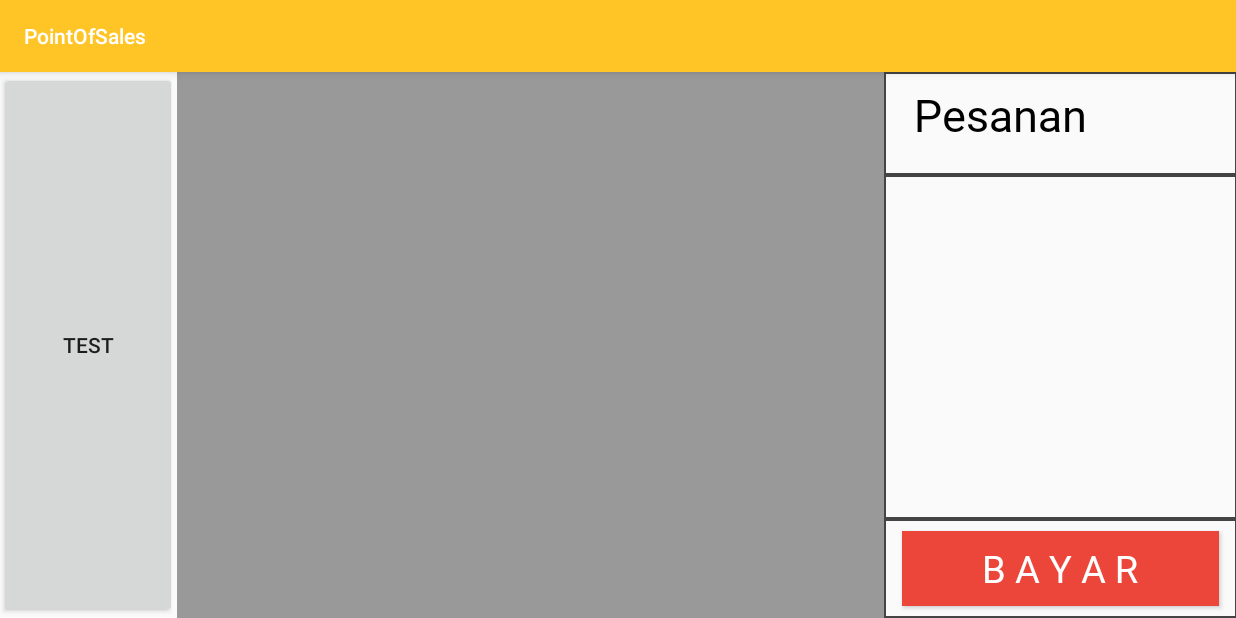
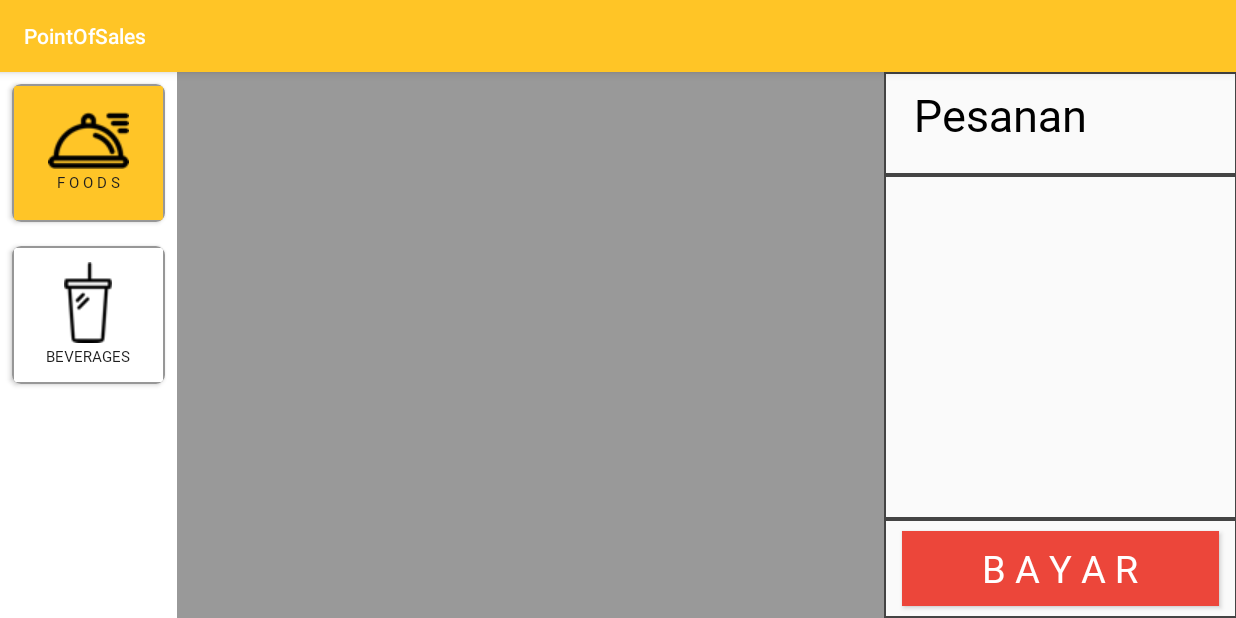
Before and after one commit to cindmichelle/PointOfSales, an Android app: the screen it shows after launch (MainActivity), on a phone screen of 824 x 412 dp (held sideways). Run offline under Robolectric (Android 15) with nearby library versions, the phone set to English and light mode, and no system bars; our stand-ins replace Firebase (no records; nobody signed in at launch, a user with empty details on screens opened directly).

Commit message:
Connect firebase Main Activity (#7)
* rebase

* adding picture from database

* connect firebase4 with main Activity

```diff
--- /dev/null
+++ b/app/src/main/java/id/ac/umn/pointofsales/FragmentMenu.java
@@ -0,0 +1,78 @@
+package id.ac.umn.pointofsales;
+
+import android.content.Context;
+import android.os.Bundle;
+import android.support.annotation.NonNull;
+import android.support.annotation.Nullable;
+import android.support.v4.app.Fragment;
+import android.support.v7.widget.CardView;
+import android.util.Log;
+import android.view.LayoutInflater;
+import android.view.View;
+import android.view.ViewGroup;
+import android.widget.LinearLayout;
+
+import static android.content.ContentValues.TAG;
+
+
+public class FragmentMenu extends Fragment{
+
+    private CardView foodMenu;
+    private CardView beverageMenu;
+    private LinearLayout foodMenuBorder;
+    private LinearLayout beverageMenuBorder;
+
+    private FragmentListener listener;
+
+    interface FragmentListener {
+        void onButtonClicked(String text);
+    }
+    @Nullable
+    @Override
+    public View onCreateView(@NonNull LayoutInflater inflater, @Nullable ViewGroup container, @Nullable Bundle savedInstanceState) {
+        View view = inflater.inflate(R.layout.fragment_menus, container, false);
+
+        foodMenu = view.findViewById(R.id.food_btn);
+        beverageMenu= view.findViewById(R.id.beverage_btn);
+
+        foodMenuBorder = view.findViewById(R.id.foodBorder);
+        beverageMenuBorder = view.findViewById(R.id.beverageBorder);
+
+        listener.onButtonClicked("food");
+        foodMenu.setOnClickListener(new View.OnClickListener() {
+            @Override
+            public void onClick(View view) {
+                foodMenuBorder.setBackgroundResource(R.drawable.menu_clicked_border);
+                beverageMenuBorder.setBackgroundResource(R.drawable.menu_border);
+                listener.onButtonClicked("food");
+            }
+        });
+
+        beverageMenu.setOnClickListener(new View.OnClickListener() {
+            @Override
+            public void onClick(View view) {
+                foodMenuBorder.setBackgroundResource(R.drawable.menu_border);
+                beverageMenuBorder.setBackgroundResource(R.drawable.menu_clicked_border);
+                listener.onButtonClicked("beverage");
+            }
+        });
+        return view;
+    }
+
+    @Override
+    public void onCreate(@Nullable Bundle savedInstanceState) {
+        super.onCreate(savedInstanceState);
+    }
+
+    @Override
+    public void onAttach(Context context) {
+        super.onAttach(context);
+
+        if(context instanceof FragmentListener){
+            listener = (FragmentListener) context;
+        }
+        else {
+            throw new ClassCastException(context.toString());
+        }
+    }
+}
--- a/app/src/main/java/id/ac/umn/pointofsales/FragmentOrderList.java
+++ b/app/src/main/java/id/ac/umn/pointofsales/FragmentOrderList.java
@@ -68,6 +68,5 @@ public class FragmentOrderList extends Fragment implements Serializable{
         for(int i = 0; i < detailsOrder.size();i++){
            orderLists.add(detailsOrder.get(i));
         }
-
     }
 }
--- a/app/src/main/java/id/ac/umn/pointofsales/FragmentProducts.java
+++ b/app/src/main/java/id/ac/umn/pointofsales/FragmentProducts.java
@@ -19,6 +19,7 @@ import com.google.android.gms.tasks.Task;
 import com.google.firebase.firestore.CollectionReference;
 import com.google.firebase.firestore.DocumentSnapshot;
 import com.google.firebase.firestore.FirebaseFirestore;
+import com.google.firebase.firestore.Query;
 import com.google.firebase.firestore.QuerySnapshot;
 
 import java.io.Serializable;
@@ -31,9 +32,11 @@ public class FragmentProducts extends Fragment implements Serializable {
 
     private RecyclerView recyclerViewProducts;
     private ArrayList<Product> products = new ArrayList<>();
+    private String menu;
     ArrayList<Product> orders = new ArrayList<>();
 
     FirebaseFirestore db = FirebaseFirestore.getInstance();
+
 
     @Nullable
     @Override
@@ -43,6 +46,10 @@ public class FragmentProducts extends Fragment implements Serializable {
         View view = inflater.inflate(R.layout.fragment_products, container, false);
 
         recyclerViewProducts = view.findViewById(R.id.products_list);
+
+        if(getArguments()!= null){
+            onChangeMenu(getArguments().getString("menu"));
+        }
         Log.d(TAG, "onCreateView Fragment Product");
 
         recyclerViewProducts.setLayoutManager(new GridLayoutManager(getActivity(), 3));
@@ -54,6 +61,13 @@ public class FragmentProducts extends Fragment implements Serializable {
     public void onCreate(@Nullable Bundle savedInstanceState) {
         super.onCreate(savedInstanceState);
         Log.d(TAG, "onCreate Fragment Product");
+//        getBeveragesCollections();
+
+    }
+
+    public void onChangeMenu(String text){
+        this.menu = text;
+        Log.d(TAG, "clicked 3, menu : " + text);
         getBeveragesCollections();
 
     }
@@ -64,7 +78,7 @@ public class FragmentProducts extends Fragment implements Serializable {
             products.clear();
         }
 
-        CollectionReference collectionReference = db.collection("beverages");
+        Query collectionReference = db.collection("menus").whereEqualTo("category", menu);
 
         collectionReference.get()
                 .addOnCompleteListener(new OnCompleteListener<QuerySnapshot>() {
--- a/app/src/main/java/id/ac/umn/pointofsales/MainActivity.java
+++ b/app/src/main/java/id/ac/umn/pointofsales/MainActivity.java
@@ -5,10 +5,13 @@ import android.support.v4.app.FragmentManager;
 import android.support.v4.app.FragmentTransaction;
 import android.support.v7.app.AppCompatActivity;
 import android.os.Bundle;
+import android.util.Log;
 
 import com.google.firebase.firestore.FirebaseFirestore;
 
-public class MainActivity extends AppCompatActivity {
+import static android.content.ContentValues.TAG;
+
+public class MainActivity extends AppCompatActivity implements FragmentMenu.FragmentListener {
 
 
 
@@ -20,6 +23,9 @@ public class MainActivity extends AppCompatActivity {
         FragmentManager fragmentManager = getSupportFragmentManager();
         FragmentTransaction fragmentTransaction = fragmentManager.beginTransaction();
 
+        Fragment fragmentMenu = new FragmentMenu();
+        fragmentTransaction.replace(R.id.main_activity_fragment_menus, fragmentMenu);
+
         Fragment fragmentProducts = new FragmentProducts();
         fragmentTransaction.replace(R.id.main_activity_fragment_products, fragmentProducts);
 
@@ -28,4 +34,29 @@ public class MainActivity extends AppCompatActivity {
 
         fragmentTransaction.commit();
     }
+
+    @Override
+    public void onButtonClicked(String text) {
+
+        FragmentProducts fragmentProducts = (FragmentProducts) getSupportFragmentManager()
+                .findFragmentById(R.id.main_activity_fragment_products);
+
+        if(fragmentProducts != null){
+            fragmentProducts.onChangeMenu(text);
+        }
+        else {
+            fragmentProducts = new FragmentProducts();
+
+            Bundle arguments = new Bundle();
+
+            arguments.putString("menu", text);
+
+            fragmentProducts.setArguments(arguments);
+
+            getSupportFragmentManager().beginTransaction()
+                    .replace(R.id.main_activity_fragment_products, fragmentProducts)
+                    .addToBackStack(null)
+                    .commit();
+        }
+    }
 }
--- /dev/null
+++ b/app/src/main/res/drawable/menu_border.xml
@@ -0,0 +1,14 @@
+<?xml version="1.0" encoding="utf-8"?>
+<shape
+    android:shape="rectangle"
+    xmlns:android="http://schemas.android.com/apk/res/android">
+    <corners
+        android:radius="2dp" />
+    <size
+        android:height="92dp"
+        android:width="100dp" />
+
+    <stroke
+        android:color="#FF979797"
+        android:width="1dp" />
+</shape>
--- /dev/null
+++ b/app/src/main/res/drawable/menu_clicked_border.xml
@@ -0,0 +1,15 @@
+<?xml version="1.0" encoding="utf-8"?>
+<shape
+    android:shape="rectangle"
+    xmlns:android="http://schemas.android.com/apk/res/android">
+    <corners
+        android:radius="2dp" />
+    <size
+        android:height="92dp"
+        android:width="100dp" />
+    <solid
+        android:color="#FFC527" />
+    <stroke
+        android:color="#FF979797"
+        android:width="1dp" />
+</shape>
--- a/app/src/main/res/layout/activity_main.xml
+++ b/app/src/main/res/layout/activity_main.xml
@@ -7,16 +7,23 @@
     tools:context=".MainActivity"
     android:baselineAligned="false" android:orientation="horizontal">
 
-    <LinearLayout
+    <!--<LinearLayout-->
+        <!--android:layout_weight=".6"-->
+        <!--android:layout_width="match_parent"-->
+        <!--android:layout_height="match_parent">-->
+        <!--<Button-->
+            <!--android:layout_width="match_parent"-->
+            <!--android:layout_height="match_parent"-->
+            <!--android:text="test"/>-->
+
+    <!--</LinearLayout>-->
+
+    <FrameLayout
         android:layout_weight=".6"
+        android:id="@+id/main_activity_fragment_menus"
         android:layout_width="match_parent"
-        android:layout_height="match_parent">
-        <Button
-            android:layout_width="match_parent"
-            android:layout_height="match_parent"
-            android:text="test"/>
+        android:layout_height="match_parent" />
 
-    </LinearLayout>
     <FrameLayout
         android:layout_weight="0.3"
         android:id="@+id/main_activity_fragment_products"
--- /dev/null
+++ b/app/src/main/res/layout/fragment_menus.xml
@@ -0,0 +1,95 @@
+<?xml version="1.0" encoding="utf-8"?>
+<LinearLayout xmlns:android="http://schemas.android.com/apk/res/android"
+    android:layout_width="match_parent"
+    android:layout_height="match_parent"
+    xmlns:app="http://schemas.android.com/apk/res-auto"
+    android:background="@color/colorWhite"
+    android:gravity="center"
+    android:orientation="vertical">
+    <ScrollView
+        android:layout_width="match_parent"
+        android:layout_height="match_parent">
+
+        <LinearLayout
+            android:layout_width="match_parent"
+            android:layout_height="wrap_content"
+            android:orientation="vertical"
+            >
+        <android.support.v7.widget.CardView
+            android:id="@+id/food_btn"
+            android:layout_width="match_parent"
+            android:layout_height="match_parent"
+            app:cardCornerRadius="6dp"
+            android:layout_marginHorizontal="8dp"
+            android:layout_marginVertical="8dp"
+            android:paddingBottom="22.5dp">
+
+            <LinearLayout
+                android:background="@drawable/menu_clicked_border"
+                android:layout_width="match_parent"
+                android:layout_height="match_parent"
+                android:orientation="vertical"
+                android:paddingVertical="9dp"
+                android:gravity="center"
+                android:id="@+id/foodBorder">
+                <ImageView
+                    android:layout_height="wrap_content"
+                    android:layout_width="wrap_content"
+                    android:adjustViewBounds="true"
+                    android:scaleType="fitCenter"
+                    android:maxHeight="113dp"
+                    android:maxWidth="136dp"
+                    android:src="@drawable/food"
+                    />
+                <TextView
+                    android:layout_width="wrap_content"
+                    android:layout_height="wrap_content"
+                    style="@style/menuText"
+                    android:lineSpacingMultiplier="1.30"
+                    android:layout_marginTop="2dp"
+                    android:text="F O O D S" />
+            </LinearLayout>
+        </android.support.v7.widget.CardView>
+
+        <android.support.v7.widget.CardView
+            android:id="@+id/beverage_btn"
+            android:layout_width="match_parent"
+            android:layout_height="match_parent"
+            app:cardCornerRadius="6dp"
+            android:layout_marginHorizontal="8dp"
+            android:layout_marginVertical="8dp"
+            android:paddingBottom="22.5dp">
+
+            <LinearLayout
+                android:background="@drawable/menu_border"
+                android:layout_width="match_parent"
+                android:layout_height="match_parent"
+                android:orientation="vertical"
+                android:paddingVertical="9dp"
+                android:gravity="center"
+                android:id="@+id/beverageBorder">
+                <ImageView
+                    android:layout_height="wrap_content"
+                    android:layout_width="wrap_content"
+                    android:adjustViewBounds="true"
+                    android:scaleType="fitCenter"
+                    android:maxHeight="113dp"
+                    android:maxWidth="136dp"
+                    android:src="@drawable/beverage"
+                    />
+                <TextView
+                    android:layout_width="wrap_content"
+                    android:layout_height="wrap_content"
+                    style="@style/menuText"
+                    android:lineSpacingMultiplier="1.30"
+                    android:layout_marginTop="2dp"
+                    android:text="BEVERAGES" />
+            </LinearLayout>
+        </android.support.v7.widget.CardView>
+
+
+        </LinearLayout>
+
+
+    </ScrollView>
+</LinearLayout>
--- a/app/src/main/res/values/styles.xml
+++ b/app/src/main/res/values/styles.xml
@@ -39,4 +39,10 @@
         <item name="android:paddingBottom">16dp</item>
     </style>
 
+    <style name="menuText">
+        <item name="android:fontFamily">@font/coco_gothic_bold_trial</item>
+        <item name="android:textColor">#FF1F1F1F</item>
+        <item name="android:textSize">10sp</item>
+    </style>
+
 </resources>
```
Also changed, not shown: app/src/main/res/drawable-mdpi/beverage.png (added), app/src/main/res/drawable-mdpi/food.png (added). Lines whose indentation alone changed are shown as unchanged.
